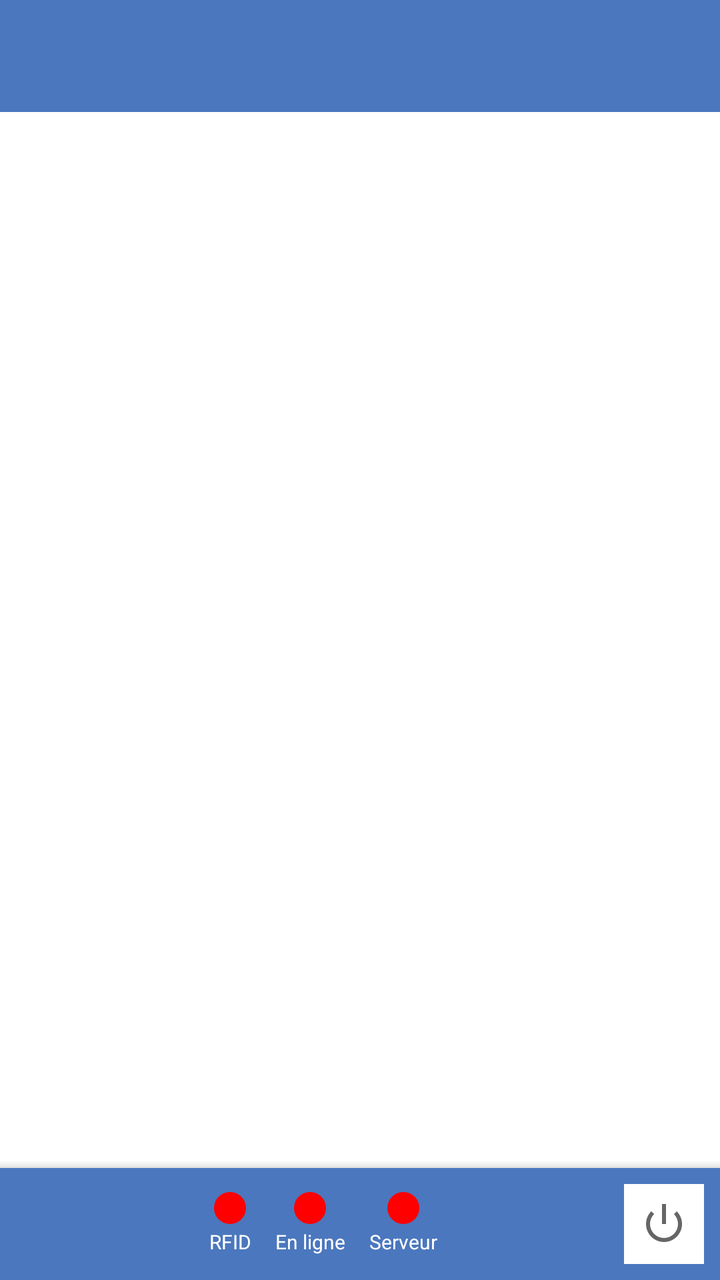
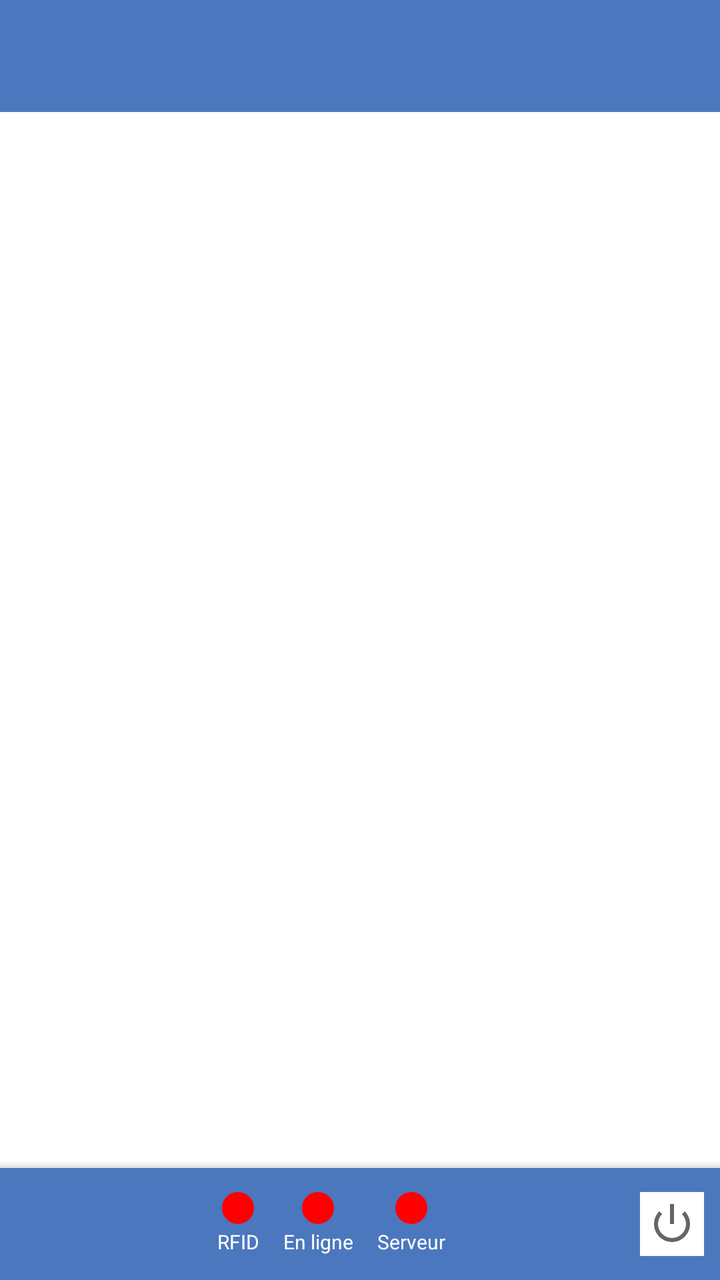

The first picture is an Android layout as it rendered before a commit; the second is the same layout after the commit. The layout source and the unified diff follow.
<!-- AndroidManifest.xml: application theme AppNewTheme -->
<!-- res/layout/activity_main.xml -->
<androidx.drawerlayout.widget.DrawerLayout xmlns:android="http://schemas.android.com/apk/res/android"
    xmlns:tools="http://schemas.android.com/tools"
    xmlns:app="http://schemas.android.com/apk/res-auto"
    android:id="@+id/drawer_layout"
    android:layout_width="match_parent"
    android:layout_height="match_parent"
    android:fitsSystemWindows="true">

    <RelativeLayout
        android:layout_width="match_parent"
        android:layout_height="match_parent">

        <androidx.appcompat.widget.Toolbar
            android:id="@+id/toolbar"
            android:layout_width="match_parent"
            android:layout_height="?attr/actionBarSize"
            android:layout_alignParentTop="true"
            android:background="@color/colorBlueDark2"
            app:subtitleTextColor="@color/white"
            app:titleTextColor="@color/white"/>

        <FrameLayout
            android:id="@+id/content_frame"
            android:background="@android:color/white"
            android:layout_width="match_parent"
            android:layout_height="match_parent"
            android:layout_above="@id/bottom_app_bar"
            android:layout_below="@+id/toolbar"/>

        <com.google.android.material.bottomappbar.BottomAppBar
            android:id="@+id/bottom_app_bar"
            android:layout_width="match_parent"
            android:layout_height="wrap_content"
            android:layout_alignParentBottom="true"
            android:backgroundTint="@color/colorBlueDark2"
            android:background="@color/colorBlueDark2"
            app:fabAlignmentMode="end"
            app:fabCradleMargin="8dp"
            app:fabCradleRoundedCornerRadius="8dp"
            app:fabCradleVerticalOffset="8dp"
            tools:ignore="BottomAppBar">

            <LinearLayout
                android:layout_width="match_parent"
                android:layout_height="wrap_content"
                android:orientation="horizontal"
                android:gravity="center_vertical"
                android:padding="8dp">

                <LinearLayout
                    android:layout_width="0dp"
                    android:layout_height="wrap_content"
                    android:layout_weight="1"
                    android:orientation="horizontal"
                    android:gravity="center"
                    android:layout_marginHorizontal="8dp">
                    
                    <LinearLayout
                        android:layout_width="wrap_content"
                        android:layout_height="wrap_content"
                        android:orientation="vertical"
                        android:gravity="center_horizontal"
                        android:layout_marginEnd="12dp">
                        <ImageView
                            android:id="@+id/led_rfid"
                            android:layout_width="16dp"
                            android:layout_height="16dp"
                            android:src="@drawable/led_red"
                            android:contentDescription="@string/rfid_status" />
                        <TextView
                            android:layout_width="wrap_content"
                            android:layout_height="wrap_content"
                            android:text="@string/rfid_label"
                            android:textColor="@android:color/white"
                            android:textSize="10sp"
                            android:layout_marginTop="2dp"/>
                    </LinearLayout>

                    <LinearLayout
                        android:layout_width="wrap_content"
                        android:layout_height="wrap_content"
                        android:orientation="vertical"
                        android:gravity="center_horizontal"
                        android:layout_marginEnd="12dp">
                        <ImageView
                            android:id="@+id/led_internet"
                            android:layout_width="16dp"
                            android:layout_height="16dp"
                            android:src="@drawable/led_red"
                            android:contentDescription="@string/internet_status" />
                        <TextView
                            android:layout_width="wrap_content"
                            android:layout_height="wrap_content"
                            android:text="@string/internet_label"
                            android:textColor="@android:color/white"
                            android:textSize="10sp"
                            android:layout_marginTop="2dp"/>
                    </LinearLayout>

                    <LinearLayout
                        android:layout_width="wrap_content"
                        android:layout_height="wrap_content"
                        android:orientation="vertical"
                        android:gravity="center_horizontal"
                        android:layout_marginEnd="12dp">
                        <ImageView
                            android:id="@+id/led_server"
                            android:layout_width="16dp"
                            android:layout_height="16dp"
                            android:src="@drawable/led_red"
                            android:contentDescription="@string/server_status" />
                        <TextView
                            android:layout_width="wrap_content"
                            android:layout_height="wrap_content"
                            android:text="@string/server_label"
                            android:textColor="@android:color/white"
                            android:textSize="10sp"
                            android:layout_marginTop="2dp"/>
                    </LinearLayout>
                </LinearLayout>

                
                <TextView
                    android:id="@+id/tv_user_name"
                    android:layout_width="wrap_content"
                    android:layout_height="wrap_content"
                    android:textColor="@android:color/white"
                    android:textSize="14sp"
                    android:textStyle="bold"
                    android:paddingEnd="12dp"
                    android:visibility="gone" />

                <ImageView
                    android:id="@+id/btn_logout"
                    android:layout_width="wrap_content"
                    android:layout_height="wrap_content"
                    android:src="@android:drawable/ic_lock_power_off"
                    android:background="@color/white"
                    android:padding="8dp"
                    android:contentDescription="@string/logout" />

            </LinearLayout>
        </com.google.android.material.bottomappbar.BottomAppBar>

    </RelativeLayout>

    <ListView
        android:id="@+id/left_drawer"
        android:layout_width="match_parent"
        android:layout_height="match_parent"
        android:layout_gravity="start"
        android:choiceMode="singleChoice"
        android:divider="@android:color/darker_gray"
        android:dividerHeight="0.05dp"
        android:visibility="gone"
        android:background="#111" />

    <ScrollView
        android:layout_width="match_parent"
        android:layout_height="match_parent"
        android:layout_gravity="end"
        android:visibility="gone"
        android:background="@android:color/white">

        <TextView
            android:id="@+id/log_view"
            android:layout_width="wrap_content"
            android:layout_height="wrap_content"
            android:padding="10dp"
            android:textSize="13dp" />
    </ScrollView>

</androidx.drawerlayout.widget.DrawerLayout>
<!-- resources referenced by this layout -->
<resources>
  <color name="colorBlueDark2">#4b77be</color>
  <color name="white">#FFFFFFFF</color>
  <!-- drawable led_red (drawable) -->
  <?xml version="1.0" encoding="utf-8"?>
  <shape xmlns:android="http://schemas.android.com/apk/res/android"
      android:shape="oval">
      <solid android:color="#FF0000" />
      <size android:width="16dp" android:height="16dp" />
  </shape>
  <string name="internet_label">En ligne</string>
  <string name="internet_status">État de la connexion Internet</string>
  <string name="logout">Déconnexion</string>
  <string name="rfid_label">RFID</string>
  <string name="rfid_status">État de la connexion RFID</string>
  <string name="server_label">Serveur</string>
  <string name="server_status">État de la connexion au serveur</string>
  <style name="AppNewTheme" parent="Theme.MaterialComponents.Light.NoActionBar">
          <item name="colorPrimary">@color/colorPrimary</item>
          <item name="colorPrimaryDark">@color/colorPrimaryDark</item>
          <item name="colorAccent">@color/colorPrimary</item>
          <item name="android:textAllCaps">false</item>
          <item name="windowActionBar">false</item>
          <item name="windowNoTitle">true</item>
          <item name="actionButtonStyle">@style/ActionButtonStyle</item>
          <item name="actionBarTabTextStyle">@style/ActionTabTextStyle</item>
      </style>
  <color name="colorPrimary">#00529c</color>
  <color name="colorPrimaryDark">#3F51B5</color>
  <style name="ActionButtonStyle">
          <item name="android:minWidth">0dp</item>
          <item name="android:paddingLeft">0dp</item>
          <item name="android:paddingRight">5dp</item>
      </style>
  <style name="ActionTabTextStyle">
          <item name="android:textAllCaps">false</item>
      </style>
</resources>

<!-- the commit's change to res/layout/activity_main.xml (unified diff, before → after) -->
@@ -136,7 +136,7 @@
                     android:layout_height="wrap_content"
                     android:src="@android:drawable/ic_lock_power_off"
                     android:background="@color/white"
-                    android:padding="8dp"
+                    android:padding="4dp"
                     android:contentDescription="@string/logout" />
 
             </LinearLayout>
